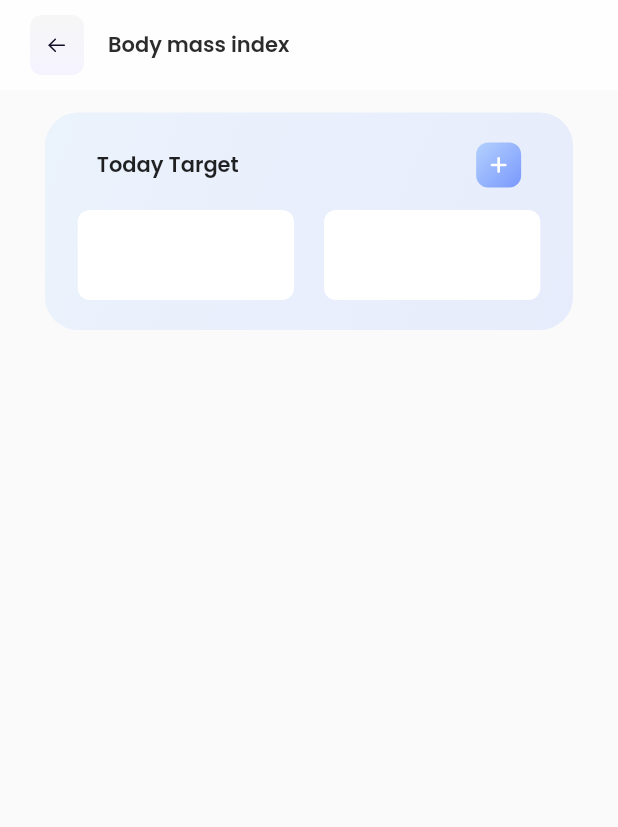
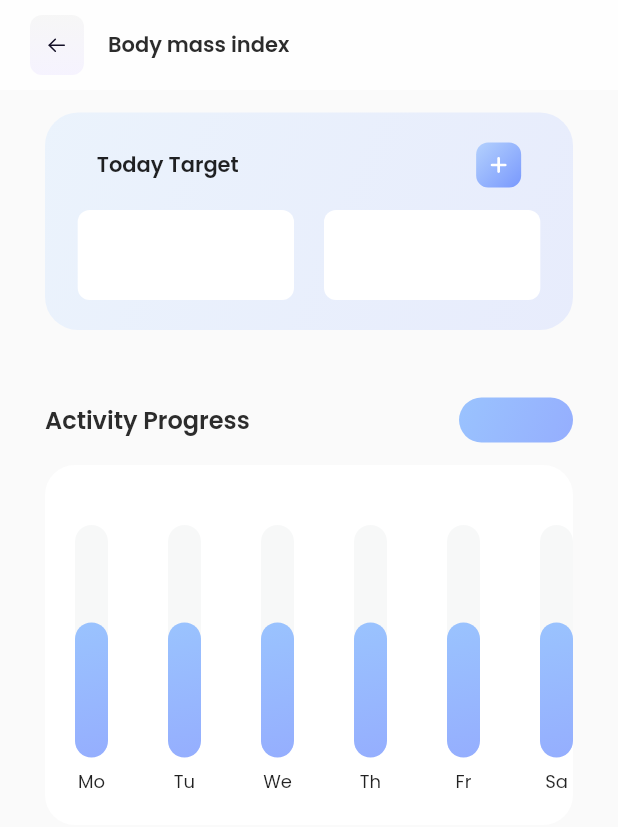
Before and after one commit to veropov/Train, a Flutter app: the Activity screen opened directly, on a phone screen of 412 x 824 dp. Shown: the top 827 px of the screen. Run offline on Flutter 3.47's test engine with Material 2 defaults, Android fonts, the phone set to English and light mode, and no system bars; our stand-ins replace carousel_slider, fl_chart, flutter_svg, lite_rolling_switch, percent_indicator.

Commit message:
update app

```diff
--- a/lib/constant.dart
+++ b/lib/constant.dart
@@ -174,3 +174,13 @@ MaterialStateProperty<Color> getColor(Color color, Color colorPressed) {
 
   return MaterialStateProperty.resolveWith(getColor);
 }
+
+final days = [
+    'Mo',
+    'Tu',
+    'We',
+    'Th',
+    'Fr',
+    'Sa',
+    'Su'
+];
--- a/lib/pages/DashBoard/Activity traker/Activity_progress.dart
+++ b/lib/pages/DashBoard/Activity traker/Activity_progress.dart
@@ -1,6 +1,8 @@
+import 'package:aga/constant.dart';
 import 'package:flutter/material.dart';
 import 'package:flutter/src/foundation/key.dart';
 import 'package:flutter/src/widgets/framework.dart';
+import 'package:aga/pages/DashBoard/Activity traker/Change_target/ChangeTarget_steps.dart';
 
 class ActivityProgress extends StatefulWidget {
   const ActivityProgress({Key? key}) : super(key: key);
@@ -12,14 +14,52 @@ class ActivityProgress extends StatefulWidget {
 class _ActivityProgressState extends State<ActivityProgress> {
   @override
   Widget build(BuildContext context) {
-    return Scaffold(
-      body: ListView(
-        children: [
-          ListTile(
-
-          )
-        ],
-      )
+    return Container(
+      decoration: BoxDecoration(
+        color: Colors.white,
+        borderRadius: BorderRadius.circular(20)
+      ),
+      child: SingleChildScrollView(
+        scrollDirection: Axis.horizontal,
+        child: Row(
+          mainAxisAlignment: MainAxisAlignment.center,
+          crossAxisAlignment: CrossAxisAlignment.center,
+          children: [
+            for (var i=0; i<7; i++) Column(
+              children: [
+                SizedBox(height: 20),
+                Stack(
+                  alignment: Alignment.bottomCenter,
+                  children: [
+                    Container(
+                    margin: EdgeInsets.symmetric(horizontal: 20, vertical: 20),
+                    width: 22,
+                    height: 135,
+                    decoration: BoxDecoration(
+                      borderRadius: BorderRadius.circular(20),
+                      color: kBorder
+                      ),
+                    ),
+                    Container(
+                    width: 22,
+                    height: 90,
+                    decoration: BoxDecoration(
+                      borderRadius: BorderRadius.circular(20),
+                      gradient: LinearGradient(
+                      colors: [Color.fromARGB(255, 154, 195, 254), Color.fromARGB(255, 149, 174, 254)],
+                      begin: Alignment.topLeft,
+                      end: Alignment.bottomRight
+                      )
+                    )
+                  ),
+                ],
+              ),
+            SizedBox(height: 7),
+            Text(days[i], style: kTextMain),
+            SizedBox(height: 20)
+          ],)
+        ],),
+      ),
     );
   }
 }
--- a/lib/pages/DashBoard/Activity traker/Activity_traker.dart
+++ b/lib/pages/DashBoard/Activity traker/Activity_traker.dart
@@ -5,6 +5,7 @@ import 'package:aga/transition.dart';
 import 'package:flutter_svg/flutter_svg.dart';
 import 'package:aga/navBar.dart';
 import 'package:aga/pages/DashBoard/Activity traker/List_target.dart';
+import 'package:aga/pages/DashBoard/Activity traker/Activity_progress.dart';
 
 class Activity extends StatefulWidget {
   const Activity({Key? key}) : super(key: key);
@@ -22,9 +23,7 @@ class _ActivityState extends State<Activity> {
   Widget build(BuildContext context) {
 
     final widthScreen = MediaQuery.of(context).size.width;
-  ///
-  ///
-  ///
+
     return Scaffold(
         appBar: AppBar(
           toolbarHeight: 60,
@@ -116,6 +115,7 @@ class _ActivityState extends State<Activity> {
               ],
             )
           ),
+          ActProgress()
         ],
       )
     );
@@ -141,3 +141,34 @@ StepTarget(widthScreen) => Container(
     borderRadius: BorderRadius.circular(8)
   ),
 );
+
+Widget ActProgress() => Container(
+  margin: EdgeInsets.symmetric(horizontal: 30, vertical: 30),
+  child: Column(
+    mainAxisAlignment: MainAxisAlignment.center,
+    crossAxisAlignment: CrossAxisAlignment.center,
+    children: [
+      Row(
+        mainAxisAlignment: MainAxisAlignment.spaceBetween,
+        crossAxisAlignment: CrossAxisAlignment.center,
+        children: [
+          Text('Activity Progress', style: TextStyle(fontSize: 16, height: 1.5, fontWeight: FontWeight.w600, color: kBlack, fontFamily: "Poppins")),
+          Container(
+            height: 30,
+            width: 76,
+            decoration: BoxDecoration(
+              gradient: LinearGradient(
+                colors: [Color.fromARGB(255, 154, 195, 254), Color.fromARGB(255, 149, 174, 254)],
+                begin: Alignment.topLeft,
+                end: Alignment.bottomRight
+              ),
+              borderRadius: BorderRadius.circular(50)
+            ),
+          ),
+        ],
+      ),
+      SizedBox(height: 15),
+      ActivityProgress()
+    ],
+  )
+);
--- a/lib/pages/DashBoard/Activity traker/Change_target/ChangeTarget_sleep.dart
+++ b/lib/pages/DashBoard/Activity traker/Change_target/ChangeTarget_sleep.dart
@@ -15,16 +15,6 @@ class ChangeTarget extends StatefulWidget {
 }
 
 class _ChangeTargetState extends State<ChangeTarget> {
-
-  final targets = [
-    'Mo',
-    'Tu',
-    'We',
-    'Th',
-    'Fr',
-    'Sa',
-    'Su'
-  ];
 
   final _targetBool = [
     false,
@@ -142,7 +132,7 @@ class _ChangeTargetState extends State<ChangeTarget> {
                         for (var i=0; i<7; i++)
                           _targetBool.every((element) => element == true) ? SizedBox(height: 22) :
                           _targetBool[i] ?
-                          Text(targets[i] + ', ', style: TextStyle(fontSize: 14, height: 1.5, fontWeight: FontWeight.w600, fontFamily: "Poppins", color: kBlack)) : SizedBox(height: 22),
+                          Text(days[i] + ', ', style: TextStyle(fontSize: 14, height: 1.5, fontWeight: FontWeight.w600, fontFamily: "Poppins", color: kBlack)) : SizedBox(height: 22),
                         InkWell(
                           onTap: () {},
                           child: SvgPicture.asset('')
@@ -169,7 +159,7 @@ class _ChangeTargetState extends State<ChangeTarget> {
                               shape: StadiumBorder(),
                               color: _targetBool[i] ? Color.fromARGB(155, 143, 149, 235) : Color.fromARGB(155, 214, 214, 241)
                             ),
-                              child: Text(targets[i], style: TextStyle(fontSize: 12, height: 1.5, fontWeight: FontWeight.w400, fontFamily: "Poppins"))
+                              child: Text(days[i], style: TextStyle(fontSize: 12, height: 1.5, fontWeight: FontWeight.w400, fontFamily: "Poppins"))
                           )
                         )
                       ],
--- a/lib/pages/DashBoard/Activity traker/Change_target/ChangeTarget_steps.dart
+++ b/lib/pages/DashBoard/Activity traker/Change_target/ChangeTarget_steps.dart
@@ -16,15 +16,7 @@ class ChangeTargetSteps extends StatefulWidget {
 
 class _ChangeTargetState extends State<ChangeTargetSteps> {
 
-  final targets = [
-    'Mo',
-    'Tu',
-    'We',
-    'Th',
-    'Fr',
-    'Sa',
-    'Su'
-  ];
+
 
   final _targetBool = [
     false,
@@ -91,7 +83,7 @@ class _ChangeTargetState extends State<ChangeTargetSteps> {
                         for (var i=0; i<7; i++)
                           _targetBool.every((element) => element == true) ? SizedBox(height: 22) :
                           _targetBool[i] ?
-                          Text(targets[i] + ', ', style: TextStyle(fontSize: 14, height: 1.5, fontWeight: FontWeight.w600, fontFamily: "Poppins", color: kBlack)) : SizedBox(height: 22),
+                          Text(days[i] + ', ', style: TextStyle(fontSize: 14, height: 1.5, fontWeight: FontWeight.w600, fontFamily: "Poppins", color: kBlack)) : SizedBox(height: 22),
                         InkWell(
                           onTap: () {},
                           child: SvgPicture.asset('')
@@ -118,7 +110,7 @@ class _ChangeTargetState extends State<ChangeTargetSteps> {
                               shape: StadiumBorder(),
                               color: _targetBool[i] ? Color.fromARGB(155, 143, 149, 235) : Color.fromARGB(155, 214, 214, 241)
                             ),
-                              child: Text(targets[i], style: TextStyle(fontSize: 12, height: 1.5, fontWeight: FontWeight.w400, fontFamily: "Poppins"))
+                              child: Text(days[i], style: TextStyle(fontSize: 12, height: 1.5, fontWeight: FontWeight.w400, fontFamily: "Poppins"))
                           )
                         )
                       ],
```
